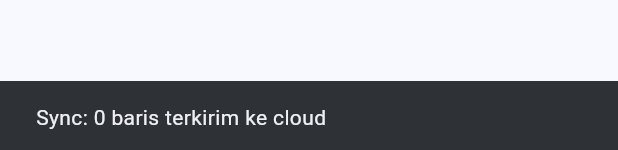
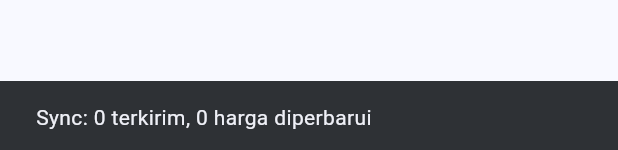
Before and after one commit to nandawperdana/amdk_pos, a Flutter app: the SyncButton widget shown alone on an empty page, opened directly, after a tap on the "cloud upload" icon, on a phone screen of 412 x 824 dp. Shown: the part 1083-1233 px from the top of the screen. Run offline on Flutter 3.47's test engine with Material 3 defaults, Android fonts, the phone set to English and light mode, and no system bars; our stand-ins replace drift, drift_flutter, flutter_riverpod, shared_preferences, supabase_flutter; accounts and stored records are empty; generated files the repository leaves out were written again.

Commit message:
feat: split master/ledger ownership so owner can edit prices from their own phone
Owner device now owns master data (products/prices) and pushes it up;
cashier device owns the ledger (sales/cash/stock/gallon) and pushes that
up. Each pulls the other's half down. Single writer per table type keeps
sync conflict-free without a merge/timestamp policy.

- SyncService.pushPending/pullUpdates take ledger/master flags so each
  device runs only its own writing half (defaults stay true, existing
  tests unaffected).
- Cashier's master-product screen goes fully read-only (edits now flow
  down from the owner instead of being made locally and clobbered on
  the next push).
- CLAUDE.md updated to describe the new split-ownership sync model and
  flag the DEV Supabase project's pre-existing master rows as needing
  a wipe before this is used for real (mixed-writer hygiene issue).

```diff
--- a/lib/data/sync/sync_service.dart
+++ b/lib/data/sync/sync_service.dart
@@ -4,32 +4,32 @@ import 'package:supabase_flutter/supabase_flutter.dart';
 
 import '../database/database.dart';
 
-/// Offline-first sync between the cashier's local DB and Supabase (Postgres).
+/// Offline-first sync between two phones and Supabase (Postgres).
 ///
-/// Two directions, used by two different roles:
+/// OWNERSHIP IS SPLIT so each logical row has exactly ONE writer — that
+/// single-writer property is what keeps sync conflict-free:
+///   - LEDGER tables (sales, cash, stock, gallon, …) are OWNED BY THE CASHIER
+///     phone: it records transactions, pushes them up, the owner pulls them
+///     down for reports.
+///   - MASTER tables (products, customers, suppliers) are OWNED BY THE OWNER
+///     phone: the owner edits prices/active, pushes them up, the cashier
+///     pulls them down. The cashier is read-only for master.
 ///
-/// * PUSH (cashier device, [pushPending]) — the cashier writes locally and
-///   is the source of truth; it pushes new rows up. Two kinds of table need
-///   two strategies:
-///   - LEDGER tables are append-only with IMMUTABLE rows. Sync just sends new
-///     rows, tracked by a per-table high-water mark (lastId) in
-///     [SyncCursors]. Upsert with `ignoreDuplicates` (on conflict do nothing)
-///     — re-sending is safe. No per-row flag, no mutation of ledger rows.
-///   - MASTER tables (products, customers, suppliers) are MUTABLE — a
-///     product's price is edited, a product is soft-deleted (active=0). A
-///     high-water cursor would never re-send an edited row, so the cloud
-///     would go stale. These are small, so we re-push ALL rows every sync
-///     with a MERGE upsert (overwrite on conflict).
+/// So each phone runs BOTH directions, but only its own half (see the
+/// `ledger`/`master` flags on [pushPending]/[pullUpdates]):
+///   - Cashier: push ledger, pull master.
+///   - Owner:   push master, pull ledger.
 ///
-/// * PULL (owner's separate phone, [pullUpdates]) — the owner's device never
-///   writes transactional data itself; it pulls the cashier's data down into
-///   its OWN local mirror so `ReportsService` etc. can run unmodified against
-///   it, offline-capable once pulled. Ledger tables pull cursor-based
-///   (`pull_<table>` cursor, distinct from the push cursor so both can live
-///   in the same [SyncCursors] table without clashing); master tables pull a
-///   full replace each time. `device_id` is stripped on the way in — the
-///   local schema doesn't have that column, it only exists in the Postgres
-///   mirror to separate devices.
+/// Table strategies:
+///   - LEDGER: append-only, IMMUTABLE rows. Push/pull cursor-based, tracked by
+///     a per-table high-water mark in [SyncCursors] (push cursor `<table>`,
+///     pull cursor `pull_<table>` — distinct so both live in the same table).
+///     Upsert `ignoreDuplicates` — re-sending is safe.
+///   - MASTER: MUTABLE (price edited, product soft-deleted). A high-water
+///     cursor would never re-send an edited row, so master pushes ALL rows
+///     each sync with a MERGE upsert, and pulls a full replace. Small tables.
+/// `device_id` is stripped on pull — the local schema lacks that column, it
+/// only exists in the Postgres mirror to separate devices.
 ///
 /// Idempotent both ways: the Postgres mirror has PK `(device_id, id)`.
 ///
@@ -113,16 +113,21 @@ class SyncService {
   List<Map<String, dynamic>> _stamp(List<Map<String, dynamic>> rows) =>
       [for (final r in rows) {...r, 'device_id': deviceId}];
 
-  /// Push pending ledger rows + refresh all master rows to Supabase.
-  /// No-op if sync is disabled. Safe to retry (idempotent).
-  /// Returns the number of rows pushed.
-  Future<int> pushPending() async {
+  /// Push rows to Supabase. No-op if sync is disabled. Safe to retry
+  /// (idempotent). Returns the number of rows pushed.
+  ///
+  /// [ledger]/[master] gate which half runs so ownership can be split:
+  /// the cashier pushes ledger only (`master: false`), the owner pushes
+  /// master only (`ledger: false`). Single writer per table type keeps the
+  /// push conflict-free.
+  Future<int> pushPending({bool ledger = true, bool master = true}) async {
     final c = client;
     if (c == null) return 0;
 
     var pushed = 0;
 
     // Ledgers: cursor-based, ignore duplicates (immutable rows).
+    if (ledger) {
       for (final table in _ledgerTables) {
         final name = table.actualTableName;
         while (true) {
@@ -137,14 +142,17 @@ class SyncService {
           if (rows.length < 500) break;
         }
       }
+    }
 
     // Master data: full merge upsert (edits overwrite the cloud copy).
+    if (master) {
       for (final table in _masterTables) {
         final rows = await allRows(table);
         if (rows.isEmpty) continue;
         await c.from(table.actualTableName).upsert(_stamp(rows),
             onConflict: 'device_id,id'); // merge (default) → overwrite
         pushed += rows.length;
+      }
     }
 
     await prefs?.setInt(_lastSyncKey, DateTime.now().millisecondsSinceEpoch);
@@ -156,13 +164,19 @@ class SyncService {
   /// full replace each pull (small, may have edits). Ledger tables:
   /// cursor-based, append-only (immutable rows, safe to just insert new
   /// ones). No-op if sync is disabled. Returns the number of rows pulled.
-  Future<int> pullUpdates() async {
+  ///
+  /// [ledger]/[master] gate which half runs (mirror of [pushPending]): the
+  /// cashier pulls master only (`ledger: false`) to receive the owner's
+  /// price edits, the owner pulls ledger only (`master: false`) to receive
+  /// the cashier's sales for reports.
+  Future<int> pullUpdates({bool ledger = true, bool master = true}) async {
     final c = client;
     if (c == null) return 0;
 
     var pulled = 0;
 
     // Master data: full replace (edits/soft-deletes must propagate down too).
+    if (master) {
       for (final table in _masterTables) {
         final rows = await c.from(table.actualTableName).select();
         for (final row in rows) {
@@ -170,8 +184,10 @@ class SyncService {
         }
         pulled += rows.length;
       }
+    }
 
     // Ledgers: cursor-based, paginated, ascending.
+    if (ledger) {
       for (final table in _ledgerTables) {
         final name = table.actualTableName;
         final cursorKey = 'pull_$name';
@@ -192,6 +208,7 @@ class SyncService {
           await _setCursor(cursorKey, maxId);
           pulled += rows.length;
           if (rows.length < 500) break;
+        }
       }
     }
 
--- a/lib/ui/owner_screen.dart
+++ b/lib/ui/owner_screen.dart
@@ -5,9 +5,10 @@ import '../providers.dart';
 import 'app_drawer.dart';
 import 'pos_screen.dart' show rupiah;
 
-/// Today's summary — reads the LOCAL db, which on the owner's own separate
-/// phone is a pulled-down mirror of the cashier's data (see [OwnerScreen]),
-/// so this works offline once a pull has happened at least once.
+/// Today's summary — reads the LOCAL db. On the owner's phone the ledger half
+/// is a pulled-down mirror of the cashier's data (see [OwnerScreen]); the
+/// master half (products/prices) is owned and edited here. Works offline once
+/// a sync has happened at least once.
 final ownerSummaryProvider = FutureProvider.autoDispose((ref) async {
   final db = ref.watch(dbProvider);
   final reports = ref.watch(reportsServiceProvider);
@@ -17,10 +18,11 @@ final ownerSummaryProvider = FutureProvider.autoDispose((ref) async {
   return (summary: summary, gallon: gallon, cash: cash);
 });
 
-/// The owner's device never writes transactional data itself (no POS/
-/// kulakan there) — it only PULLS from Supabase into its own local mirror,
-/// then reads reports off that local copy exactly like the cashier does.
-/// Offline-capable: once pulled at least once, reports work with no network.
+/// The owner's device owns MASTER data (products/prices): edits here, pushes
+/// them up. It does not record transactions — it PULLS the cashier's ledger
+/// down into its local mirror and reads reports off that, exactly like the
+/// cashier does. Offline-capable: once synced at least once, reports work
+/// with no network.
 class OwnerScreen extends ConsumerStatefulWidget {
   const OwnerScreen({super.key});
 
@@ -46,6 +48,8 @@ class _OwnerScreenState extends ConsumerState<OwnerScreen> {
     await _pull(silent: true);
   }
 
+  /// Owner owns master data — push its product/price edits UP, then pull the
+  /// cashier's ledger DOWN for reports. One button, both halves.
   Future<void> _pull({bool silent = false}) async {
     final sync = ref.read(syncServiceProvider);
     if (!sync.enabled) {
@@ -54,16 +58,17 @@ class _OwnerScreenState extends ConsumerState<OwnerScreen> {
     }
     setState(() => _pulling = true);
     try {
-      final n = await sync.pullUpdates();
+      await sync.pushPending(ledger: false); // push master/prices
+      final n = await sync.pullUpdates(master: false); // pull ledger
       ref.invalidate(ownerSummaryProvider);
       if (mounted && (!silent || n > 0)) {
         ScaffoldMessenger.of(context).showSnackBar(
-            SnackBar(content: Text('Tarik data: $n baris diperbarui')));
+            SnackBar(content: Text('Sync: $n baris laporan diperbarui')));
       }
     } catch (e) {
       if (mounted && !silent) {
         ScaffoldMessenger.of(context)
-            .showSnackBar(SnackBar(content: Text('Gagal tarik data: $e')));
+            .showSnackBar(SnackBar(content: Text('Gagal sync: $e')));
       }
     } finally {
       if (mounted) setState(() => _pulling = false);
@@ -78,7 +83,7 @@ class _OwnerScreenState extends ConsumerState<OwnerScreen> {
         title: const Text('Owner — Hari Ini'),
         actions: [
           IconButton(
-            tooltip: 'Tarik data terbaru dari cloud',
+            tooltip: 'Kirim harga & tarik laporan dari cloud',
             icon: _pulling
                 ? const SizedBox(
                     width: 20,
@@ -120,8 +125,8 @@ class _OwnerScreenState extends ConsumerState<OwnerScreen> {
       );
 }
 
-/// Cloud push-sync button — cashier only (the device that holds the
-/// source-of-truth data and is the only one that should ever push).
+/// Cloud sync button — cashier device. Pushes its ledger (sales/cash/…) up
+/// and pulls master (products/prices, owned by the owner) down in one tap.
 class SyncButton extends ConsumerStatefulWidget {
   const SyncButton({super.key});
 
@@ -135,10 +140,12 @@ class _SyncButtonState extends ConsumerState<SyncButton> {
   Future<void> _sync() async {
     setState(() => _busy = true);
     try {
-      final n = await ref.read(syncServiceProvider).pushPending();
+      final sync = ref.read(syncServiceProvider);
+      final up = await sync.pushPending(master: false); // push ledger
+      final down = await sync.pullUpdates(ledger: false); // pull master/prices
       if (mounted) {
-        ScaffoldMessenger.of(context).showSnackBar(
-            SnackBar(content: Text('Sync: $n baris terkirim ke cloud')));
+        ScaffoldMessenger.of(context).showSnackBar(SnackBar(
+            content: Text('Sync: $up terkirim, $down harga diperbarui')));
       }
     } catch (e) {
       if (mounted) {
```
Also changed, not shown: lib/ui/master_product_screen.dart (+6 -3 lines), lib/ui/pos_screen.dart (+4 -3 lines), 1 other file. Lines whose indentation alone changed are shown as unchanged.
